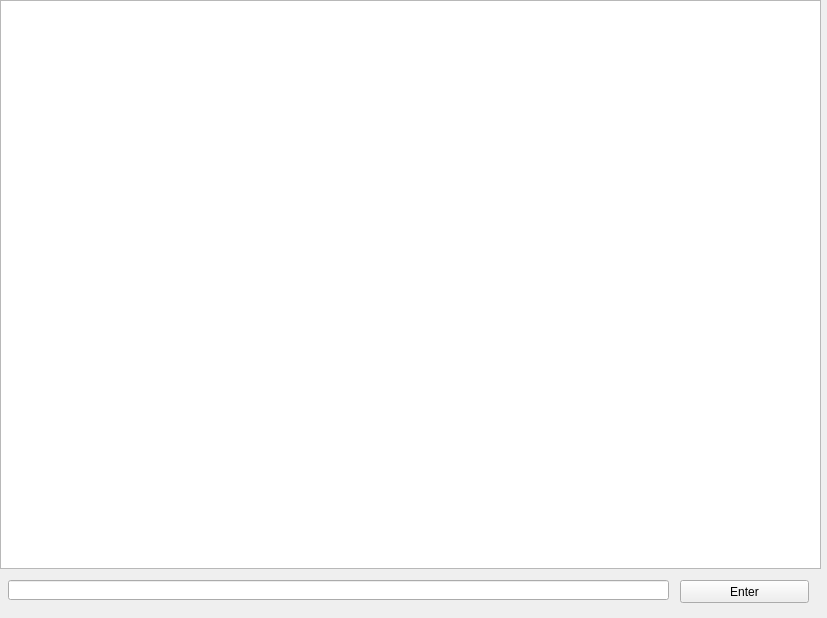
This is test1.ui in ClarkG77/DungeonAssistant as Qt 5 draws it before an edit. The edited form follows.
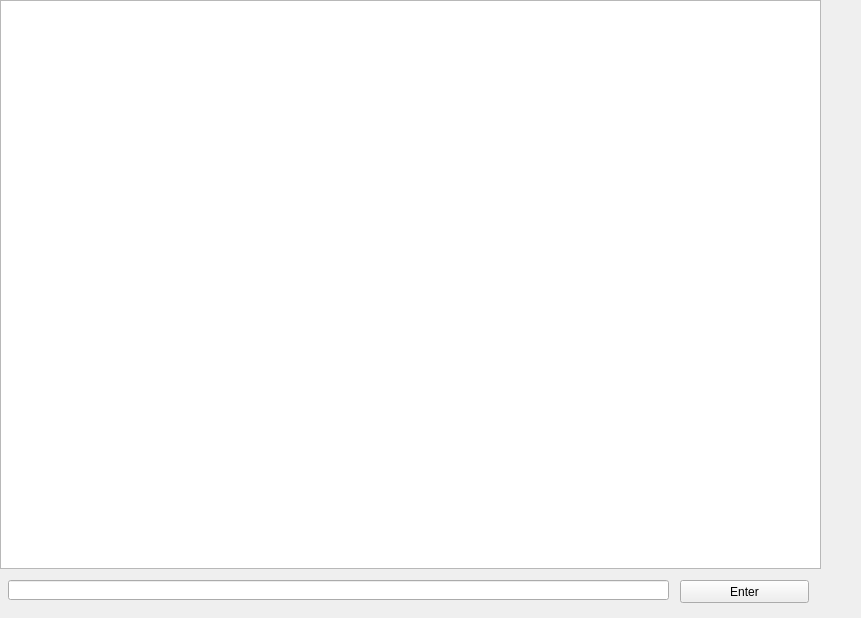
This is the edited form.

The edit to the form file:
```diff
--- a/test1.ui
+++ b/test1.ui
@@ -6,14 +6,26 @@
    <rect>
     <x>0</x>
     <y>0</y>
-    <width>827</width>
+    <width>861</width>
     <height>618</height>
    </rect>
   </property>
+  <property name="sizePolicy">
+   <sizepolicy hsizetype="Expanding" vsizetype="Expanding">
+    <horstretch>0</horstretch>
+    <verstretch>0</verstretch>
+   </sizepolicy>
+  </property>
   <property name="windowTitle">
    <string>MainWindow</string>
   </property>
   <widget class="QWidget" name="centralwidget">
+   <property name="sizePolicy">
+    <sizepolicy hsizetype="Expanding" vsizetype="Expanding">
+     <horstretch>0</horstretch>
+     <verstretch>0</verstretch>
+    </sizepolicy>
+   </property>
    <widget class="QPushButton" name="button">
     <property name="geometry">
      <rect>
```
Left out of the diff: 15 changed lines with no effect on the pictures.
